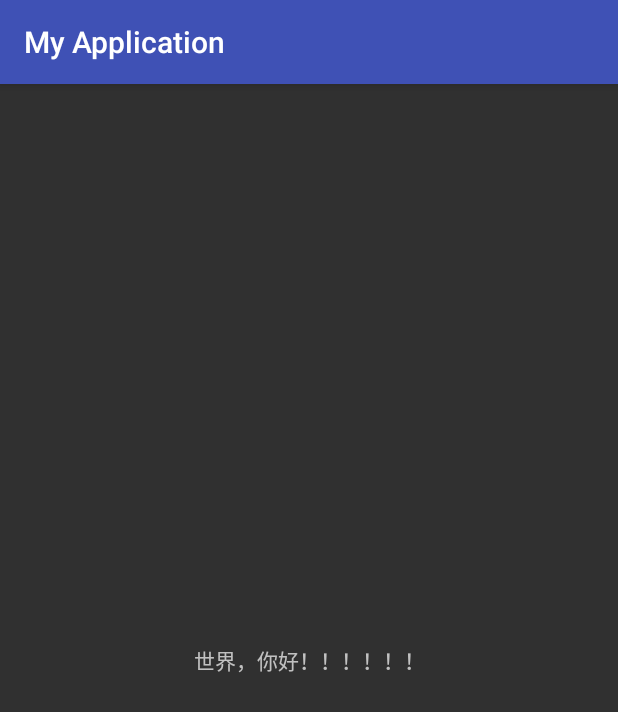
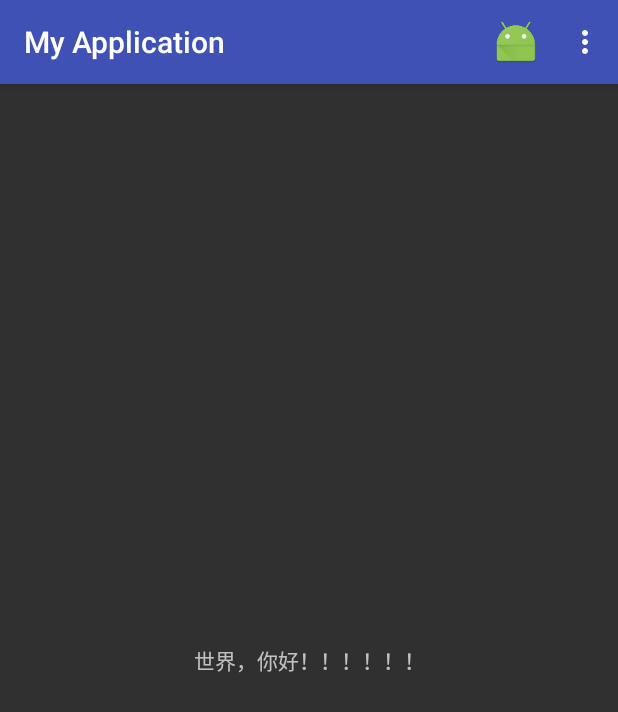
Before and after one commit to haowenbiao/AndroidProject, an Android app: the screen it shows after launch (MainActivity), on a phone screen of 412 x 824 dp. Shown: the top 712 px of the screen. Run offline under Robolectric (Android 15) with nearby library versions, the phone set to English and light mode, and no system bars.

Commit message:
20170327-003

```diff
--- /dev/null
+++ b/MyApplication/app/src/main/res/menu/main_menu.xml
@@ -0,0 +1,13 @@
+<?xml version="1.0" encoding="utf-8"?>
+<menu xmlns:android="http://schemas.android.com/apk/res/android"
+    xmlns:app="http://schemas.android.com/apk/res-auto">
+    <item
+        android:id="@+id/item_toast"
+        app:showAsAction="always"
+        android:title="测试"
+        android:icon="@mipmap/ic_launcher"/>
+    <item
+        android:id="@+id/item_close"
+        app:showAsAction="collapseActionView"
+        android:title="关闭"/>
+</menu>
--- a/MyApplication/build.gradle
+++ b/MyApplication/build.gradle
@@ -5,7 +5,7 @@ buildscript {
         jcenter()
     }
     dependencies {
-        classpath 'com.android.tools.build:gradle:2.3.0-rc1'
+        classpath 'com.android.tools.build:gradle:2.3.0'
 
         // NOTE: Do not place your application dependencies here; they belong
         // in the individual module build.gradle files
```
Also changed, not shown: MyApplication/app/src/main/java/com/example/myapplication/MainActivity.java (+24 -0 lines).
